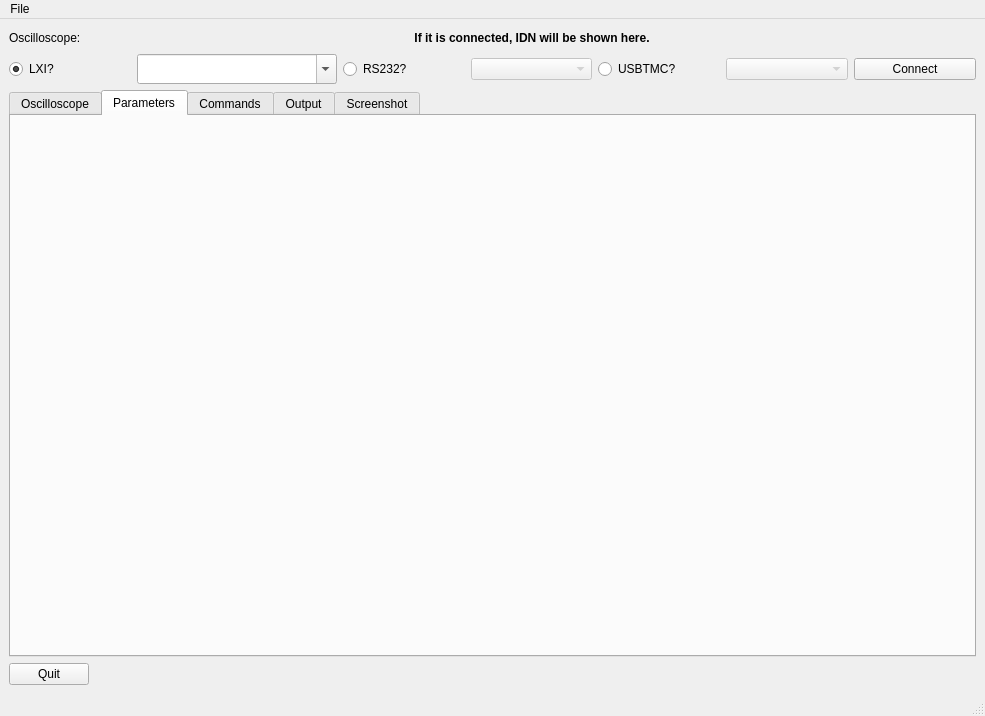
First picture: the form in GUI/LinOsc.ui, repository ISeeBugsEverywhere/LinuxOscilloscope, before the edit.
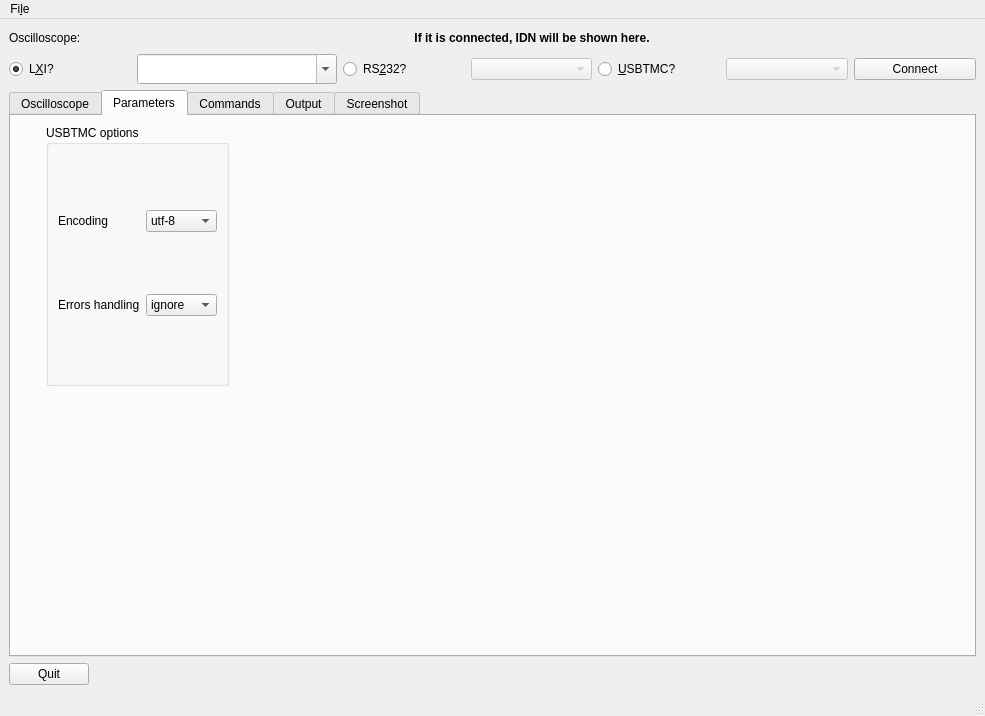
Second picture: the form after the edit. The open tabs and pages were chosen to show the change. Custom widgets are drawn as their Qt base class.

Patch:
```diff
--- a/GUI/LinOsc.ui
+++ b/GUI/LinOsc.ui
@@ -70,7 +70,7 @@
       <item>
        <widget class="QRadioButton" name="lxiRadio">
         <property name="text">
-         <string>LXI?</string>
+         <string>L&amp;XI?</string>
         </property>
         <property name="checked">
          <bool>true</bool>
@@ -93,7 +93,7 @@
       <item>
        <widget class="QRadioButton" name="rs232Radio">
         <property name="text">
-         <string>RS232?</string>
+         <string>RS&amp;232?</string>
         </property>
        </widget>
       </item>
@@ -107,7 +107,7 @@
       <item>
        <widget class="QRadioButton" name="usbtmcRadio">
         <property name="text">
-         <string>USBTMC?</string>
+         <string>&amp;USBTMC?</string>
         </property>
        </widget>
       </item>
@@ -384,6 +384,19 @@
           </property>
          </spacer>
         </item>
+        <item row="0" column="2">
+         <spacer name="horizontalSpacer_8">
+          <property name="orientation">
+           <enum>Qt::Horizontal</enum>
+          </property>
+          <property name="sizeHint" stdset="0">
+           <size>
+            <width>40</width>
+            <height>20</height>
+           </size>
+          </property>
+         </spacer>
+        </item>
         <item row="0" column="0">
          <widget class="serialPortWidget" name="rs232Widget" native="true">
           <property name="sizePolicy">
@@ -401,17 +414,55 @@
          </widget>
         </item>
         <item row="0" column="1">
-         <spacer name="horizontalSpacer_8">
-          <property name="orientation">
-           <enum>Qt::Horizontal</enum>
+         <widget class="QGroupBox" name="groupBox_4">
+          <property name="title">
+           <string>USBTMC options</string>
           </property>
-          <property name="sizeHint" stdset="0">
-           <size>
-            <width>40</width>
-            <height>20</height>
-           </size>
-          </property>
-         </spacer>
+          <layout class="QGridLayout" name="gridLayout_13">
+           <item row="0" column="0">
+            <widget class="QLabel" name="label_4">
+             <property name="text">
+              <string>Encoding</string>
+             </property>
+            </widget>
+           </item>
+           <item row="0" column="1">
+            <widget class="QComboBox" name="usbtmc_encoding_box">
+             <item>
+              <property name="text">
+               <string>utf-8</string>
+              </property>
+             </item>
+             <item>
+              <property name="text">
+               <string>ascii</string>
+              </property>
+             </item>
+            </widget>
+           </item>
+           <item row="1" column="0">
+            <widget class="QLabel" name="label_5">
+             <property name="text">
+              <string>Errors handling</string>
+             </property>
+            </widget>
+           </item>
+           <item row="1" column="1">
+            <widget class="QComboBox" name="usbtmc_errors_box">
+             <item>
+              <property name="text">
+               <string>ignore</string>
+              </property>
+             </item>
+             <item>
+              <property name="text">
+               <string>replace</string>
+              </property>
+             </item>
+            </widget>
+           </item>
+          </layout>
+         </widget>
         </item>
        </layout>
       </widget>
@@ -694,12 +745,12 @@
      <x>0</x>
      <y>0</y>
      <width>985</width>
-     <height>31</height>
+     <height>27</height>
     </rect>
    </property>
    <widget class="QMenu" name="menuFile">
     <property name="title">
-     <string>File</string>
+     <string>Fi&amp;le</string>
     </property>
     <addaction name="actionQuit_Ctrl_Q"/>
    </widget>
```
Left out of the diff: 17 changed lines with no effect on the pictures.
